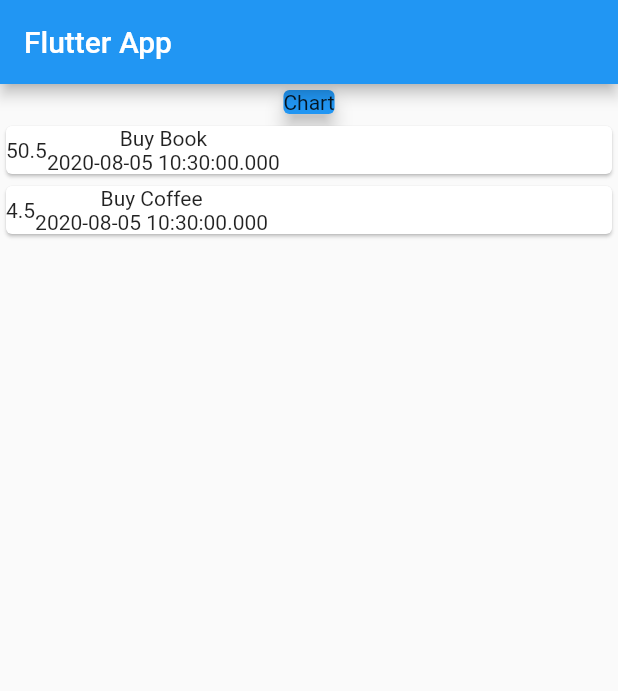
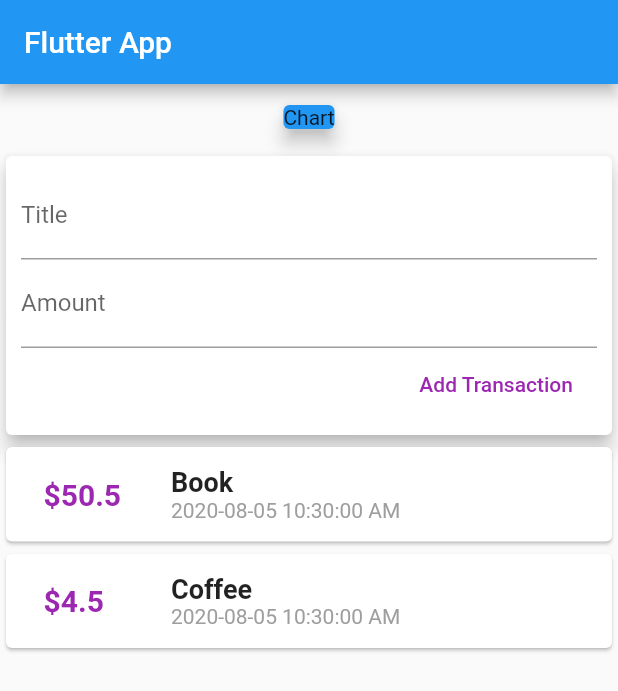
Before and after one commit to sasidharan84/flutter_complete_guide, a Flutter app: the screen it shows after launch, on a phone screen of 412 x 824 dp. Shown: the top 691 px of the screen. Run offline on Flutter 3.47's test engine with Material 2 defaults, Android fonts, the phone set to English and light mode, and no system bars.

Commit message:
Update_20200804_01

```diff
--- a/lib/main.dart
+++ b/lib/main.dart
@@ -1,5 +1,6 @@
 import 'package:flutter/material.dart';
-import './transaction.dart';
+import 'package:flutter_complete_guide/widget/transaction_list.dart';
+import 'package:intl/intl.dart';
 
 void main() {
   runApp(MyApp());
@@ -16,13 +17,6 @@ class MyApp extends StatelessWidget {
 }
 
 class MyHomePage extends StatelessWidget {
-  final List<Transaction> transactions = [
-    Transaction(
-        id: "t1", title: "Buy Book", amount: 50.50, date: DateTime.now()),
-    Transaction(
-        id: "t2", title: "Buy Coffee", amount: 4.50, date: DateTime.now())
-  ];
-
   @override
   Widget build(BuildContext context) {
     return Scaffold(
@@ -33,6 +27,7 @@ class MyHomePage extends StatelessWidget {
           child: Column(
         children: <Widget>[
           Container(
+            margin: EdgeInsets.all(10),
             width: double.infinity,
             alignment: Alignment.center,
             child: Card(
@@ -41,22 +36,29 @@ class MyHomePage extends StatelessWidget {
               elevation: 5,
             ),
           ),
-          Column(
-            children: transactions.map((tx) {
-              return Card(
-                child: Row(
-                  children: [
-                    Container(
-                      child: Text(tx.amount.toString()),
-                    ),
-                    Column(
-                      children: [Text(tx.title), Text(tx.date.toString())],
-                    )
-                  ],
-                ),
-              );
-            }).toList(),
-          )
+          Card(
+            elevation: 5,
+            child: Container(
+              padding: EdgeInsets.all(10),
+              child: Column(
+                crossAxisAlignment: CrossAxisAlignment.end,
+                children: [
+                  TextField(
+                    decoration: InputDecoration(labelText: 'Title'),
+                  ),
+                  TextField(
+                    decoration: InputDecoration(labelText: 'Amount'),
+                  ),
+                  FlatButton(
+                    child: Text('Add Transaction'),
+                    textColor: Colors.purple,
+                    onPressed: () {},
+                  )
+                ],
+              ),
+            ),
+          ),
+          TransactionList(),
         ],
       )),
     );
--- /dev/null
+++ b/lib/widget/transaction_list.dart
@@ -0,0 +1,56 @@
+import 'package:flutter/material.dart';
+import 'package:intl/intl.dart';
+import '../model/transaction.dart';
+
+class TransactionList extends StatefulWidget {
+  @override
+  _TransactionListState createState() => _TransactionListState();
+}
+
+class _TransactionListState extends State<TransactionList> {
+  final List<Transaction> _userTransactions = [
+    Transaction(id: "t1", title: "Book", amount: 50.50, date: DateTime.now()),
+    Transaction(id: "t2", title: "Coffee", amount: 4.50, date: DateTime.now())
+  ];
+
+  @override
+  Widget build(BuildContext context) {
+    return Column(
+      children: _userTransactions.map((tx) {
+        return Card(
+          child: Row(
+            children: [
+              Container(
+                margin: EdgeInsets.symmetric(horizontal: 15, vertical: 10),
+                //   decoration: BoxDecoration(
+                //     border: Border.all(color: Colors.purple, width: 2)),
+                child: Text(
+                  "\$${tx.amount.toString()}",
+                  style: TextStyle(
+                      fontWeight: FontWeight.bold,
+                      fontSize: 20,
+                      color: Colors.purple),
+                ),
+                padding: EdgeInsets.all(10),
+                width: 80,
+                alignment: Alignment.centerLeft,
+              ),
+              Column(
+                crossAxisAlignment: CrossAxisAlignment.start,
+                children: [
+                  Text(tx.title,
+                      style:
+                          TextStyle(fontSize: 18, fontWeight: FontWeight.bold)),
+                  Text(
+                    DateFormat("yyyy-MM-dd hh:mm:ss aa").format(tx.date),
+                    style: TextStyle(color: Colors.grey),
+                  )
+                ],
+              )
+            ],
+          ),
+        );
+      }).toList(),
+    );
+  }
+}
--- a/pubspec.yaml
+++ b/pubspec.yaml
@@ -28,6 +28,7 @@ dependencies:
   # The following adds the Cupertino Icons font to your application.
   # Use with the CupertinoIcons class for iOS style icons.
   cupertino_icons: ^0.1.3
+  intl: ^0.16.1
 
 dev_dependencies:
   flutter_test:
```
Also changed, not shown: lib/model/transaction.dart (renamed from lib/transaction.dart), pubspec.lock.
